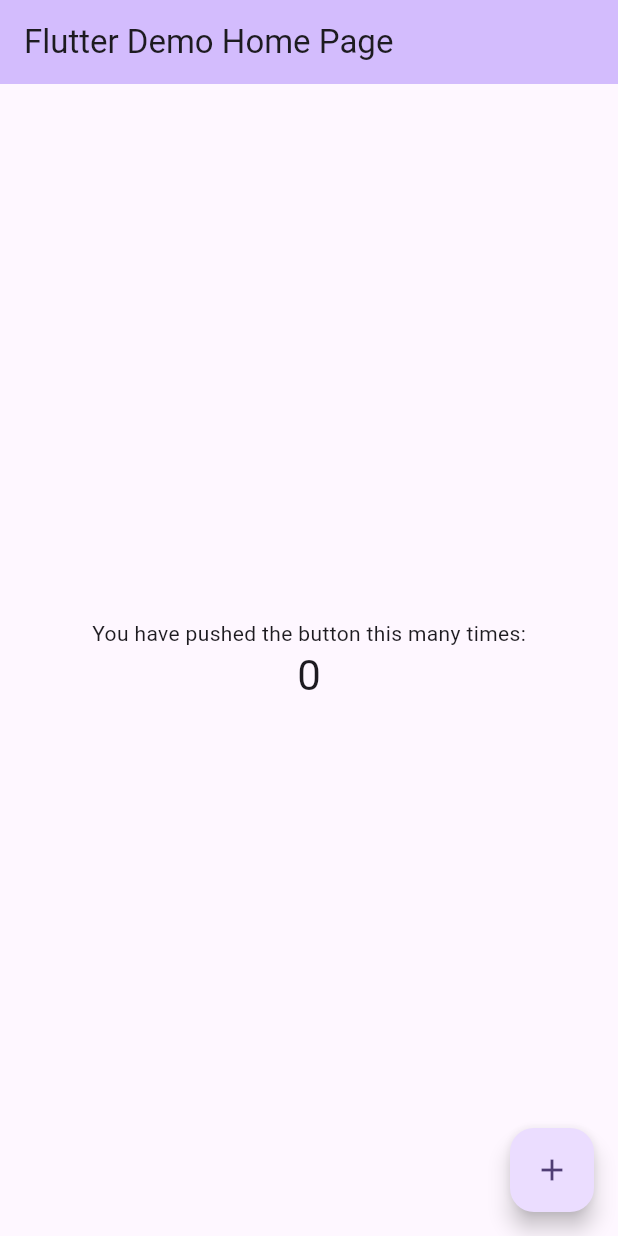
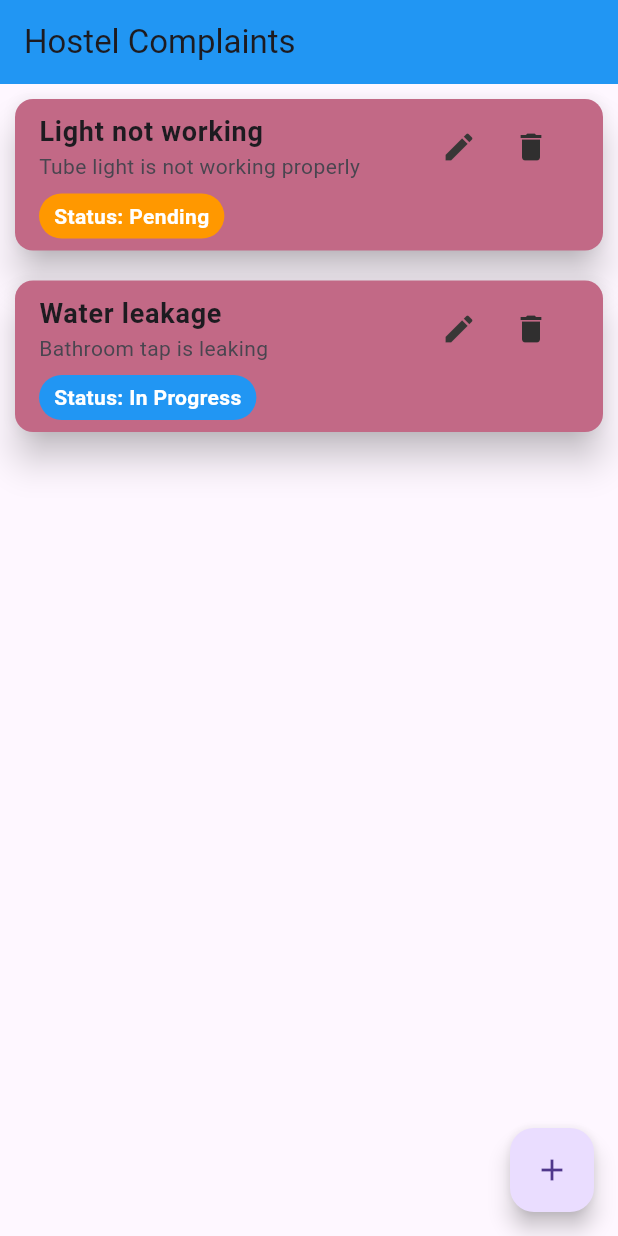
Before and after one commit to yashdipsinhvaghela01/flutter_hostel_issue_ressolution, a Flutter app: the screen it shows after launch, on a phone screen of 412 x 824 dp. Run offline on Flutter 3.47's test engine with Material 3 defaults, Android fonts, the phone set to English and light mode, and no system bars.

Commit message:
llisting added

```diff
--- /dev/null
+++ b/lib/listing.dart
@@ -0,0 +1,357 @@
+import 'package:flutter/material.dart';
+
+void main() {
+  runApp(const HostelApp());
+}
+
+class HostelApp extends StatelessWidget {
+  const HostelApp({super.key});
+
+  @override
+  Widget build(BuildContext context) {
+    return const MaterialApp(
+      home: ComplaintScreen(),
+    );
+  }
+}
+
+class Complaint {
+  String title;
+  String description;
+  String status;
+
+  Complaint({
+    required this.title,
+    required this.description,
+    required this.status,
+  });
+}
+
+class ComplaintScreen extends StatefulWidget {
+  const ComplaintScreen({super.key});
+
+  @override
+  State<ComplaintScreen> createState() => _ComplaintScreenState();
+}
+
+class _ComplaintScreenState extends State<ComplaintScreen> {
+  final List<Complaint> complaints = [
+    Complaint(
+      title: "Light not working",
+      description: "Tube light is not working properly",
+      status: "Pending",
+    ),
+    Complaint(
+      title: "Water leakage",
+      description: "Bathroom tap is leaking",
+      status: "In Progress",
+    ),
+  ];
+
+  // ADD COMPLAINT
+  void addComplaint() {
+    TextEditingController titleController = TextEditingController();
+    TextEditingController descriptionController =
+        TextEditingController();
+
+    String selectedStatus = "Pending";
+
+    showDialog(
+      context: context,
+      builder: (context) {
+        return StatefulBuilder(
+          builder: (context, setDialogState) {
+            return AlertDialog(
+              title: const Text("Add Complaint"),
+              content: SingleChildScrollView(
+                child: Column(
+                  mainAxisSize: MainAxisSize.min,
+                  children: [
+                    TextField(
+                      controller: titleController,
+                      decoration: const InputDecoration(
+                        labelText: "Title",
+                      ),
+                    ),
+
+                    TextField(
+                      controller: descriptionController,
+                      decoration: const InputDecoration(
+                        labelText: "Description",
+                      ),
+                    ),
+
+                    const SizedBox(height: 10),
+
+                    DropdownButtonFormField<String>(
+                      value: selectedStatus,
+                      decoration: const InputDecoration(
+                        labelText: "Status",
+                      ),
+                      items: const [
+                        DropdownMenuItem(
+                          value: "Pending",
+                          child: Text("Pending"),
+                        ),
+                        DropdownMenuItem(
+                          value: "In Progress",
+                          child: Text("In Progress"),
+                        ),
+                        DropdownMenuItem(
+                          value: "Solved",
+                          child: Text("Solved"),
+                        ),
+                      ],
+                      onChanged: (value) {
+                        setDialogState(() {
+                          selectedStatus = value!;
+                        });
+                      },
+                    ),
+                  ],
+                ),
+              ),
+              actions: [
+                TextButton(
+                  onPressed: () {
+                    Navigator.pop(context);
+                  },
+                  child: const Text("Cancel"),
+                ),
+
+                ElevatedButton(
+                  onPressed: () {
+                    setState(() {
+                      complaints.add(
+                        Complaint(
+                          title: titleController.text,
+                          description: descriptionController.text,
+                          status: selectedStatus,
+                        ),
+                      );
+                    });
+
+                    Navigator.pop(context);
+                  },
+                  child: const Text("Add"),
+                ),
+              ],
+            );
+          },
+        );
+      },
+    );
+  }
+
+  void editComplaint(int index) {
+    TextEditingController titleController =
+        TextEditingController(text: complaints[index].title,);
+
+    TextEditingController descriptionController =
+        TextEditingController(
+      text: complaints[index].description,
+    );
+
+    String selectedStatus = complaints[index].status;
+
+    showDialog(
+      context: context,
+      builder: (context) {
+        return StatefulBuilder(
+          builder: (context, setDialogState) {
+            return AlertDialog(
+              title: const Text("Edit Complaint"),
+              content: SingleChildScrollView(
+                child: Column(
+                  mainAxisSize: MainAxisSize.min,
+                  children: [
+                    TextField(
+                      controller: titleController,
+                      decoration: const InputDecoration(
+                        labelText: "Title",
+                      ),
+                    ),
+
+                    TextField(
+                      controller: descriptionController,
+                      decoration: const InputDecoration(
+                        labelText: "Description",
+                      ),
+                    ),
+
+                    const SizedBox(height: 10),
+
+                    DropdownButtonFormField<String>(
+                      decoration: const InputDecoration(
+                        labelText: "Status",
+                      ),
+                      items: const [
+                        DropdownMenuItem(
+                          value: "Pending",
+                          child: Text("Pending"),
+                        ),
+                        DropdownMenuItem(
+                          value: "In Progress",
+                          child: Text("In Progress"),
+                        ),
+                        DropdownMenuItem(
+                          value: "Solved",
+                          child: Text("Solved"),
+                        ),
+                      ],
+                      onChanged: (value) {
+                        setDialogState(() {
+                          selectedStatus = value!;
+                        });
+                      },
+                    ),
+                  ],
+                ),
+              ),
+              actions: [
+                TextButton(
+                  onPressed: () {
+                    Navigator.pop(context);
+                  },
+                  child: const Text("Cancel"),
+                ),
+
+                ElevatedButton(
+                  onPressed: () {
+                    setState(() {
+                      complaints[index].title =
+                          titleController.text;
+
+                      complaints[index].description =
+                          descriptionController.text;
+
+                      complaints[index].status =
+                          selectedStatus;
+                    });
+
+                    Navigator.pop(context);
+                  },
+                  child: const Text("Update"),
+                ),
+              ],
+            );
+          },
+        );
+      },
+    );
+  }
+
+
+  void deleteComplaint(int index) {
+    setState(() {
+      complaints.removeAt(index);
+    });
+  }
+
+  // STATUS COLOR
+  Color getStatusColor(String status) {
+    if (status == "Pending") {
+      return Colors.orange;
+    } else if (status == "In Progress") {
+      return Colors.blue;
+    } else {
+      return Colors.green;
+    }
+  }
+
+  @override
+  Widget build(BuildContext context) {
+    return Scaffold(
+      appBar: AppBar(
+        title: const Text("Hostel Complaints"),
+        backgroundColor: Colors.blue,
+      ),
+
+      floatingActionButton: FloatingActionButton(
+        onPressed: addComplaint,
+        child: const Icon(Icons.add),
+      ),
+
+      body: ListView.builder(
+        itemCount: complaints.length,
+        itemBuilder: (context, index) {
+          final data = complaints[index];
+
+          return Card(
+            color: const Color.fromARGB(255, 194, 105, 134),
+            margin: const EdgeInsets.all(10),
+            elevation: 10,
+            child: ListTile(
+              isThreeLine: true,
+
+              title: Text(
+                data.title,
+                style: const TextStyle(
+                  fontSize: 18,
+                  fontWeight: FontWeight.bold,
+                ),
+              ),
+
+              subtitle: Column(
+                crossAxisAlignment:
+                    CrossAxisAlignment.start,
+                children: [
+                  Text(data.description),
+
+                  const SizedBox(height: 8),
+
+                  Container(
+                    padding: const EdgeInsets.symmetric(
+                      horizontal: 10,
+                      vertical: 5,
+                    ),
+                    decoration: BoxDecoration(
+                      color: getStatusColor(data.status),
+                      borderRadius:
+                          BorderRadius.circular(20),
+                    ),
+                    child: Text(
+
+                      "Status: ${data.status}",
+                      style: const TextStyle(
+                        color: Colors.white,
+                        fontWeight: FontWeight.bold,
+                      ),
+                    ),
+                  ),
+                ],
+              ),
+
+              trailing: Row(
+                mainAxisSize: MainAxisSize.min,
+                children: [
+                  IconButton(
+                    icon: const Icon(
+                      Icons.edit,
+                      color: Color.fromARGB(
+                          255, 56, 55, 54),
+                    ),
+                    onPressed: () {
+                      editComplaint(index);
+                    },
+                  ),
+
+                  IconButton(
+                    icon: const Icon(
+                      Icons.delete,
+                      color: Color.fromARGB(
+                          255, 48, 47, 47),
+                    ),
+                    onPressed: () {
+                      deleteComplaint(index);
+                    },
+                  ),
+                ],
+              ),
+            ),
+          );
+        },
+      ),
+    );
+  }
+}
--- a/lib/main.dart
+++ b/lib/main.dart
@@ -1,100 +1,6 @@
 import 'package:flutter/material.dart';
+import 'package:flutter_hostel_issue_resolution/listing.dart';
 
 void main() {
-  runApp(const MyApp());
+  runApp(const HostelApp());
 }
-
-class MyApp extends StatelessWidget {
-  const MyApp({super.key});
-
-  @override
-  Widget build(BuildContext context) {
-    return MaterialApp(
-      title: 'Flutter Demo',
-      theme: ThemeData(
-
-        colorScheme: .fromSeed(seedColor: Colors.deepPurple),
-      ),
-      home: const MyHomePage(title: 'Flutter Demo Home Page'),
-    );
-  }
-}
-
-class MyHomePage extends StatefulWidget {
-  const MyHomePage({super.key, required this.title});
-
-
-
-  final String title;
-
-  @override
-  State<MyHomePage> createState() => _MyHomePageState();
-}
-
-class _MyHomePageState extends State<MyHomePage> {
-  int _counter = 0;
-
-  void _incrementCounter() {
-    setState(() {
-      // This call to setState tells the Flutter framework that something has
-      // changed in this State, which causes it to rerun the build method below
-      // so that the display can reflect the updated values. If we changed
-      // _counter without calling setState(), then the build method would not be
-      // called again, and so nothing would appear to happen.
-      _counter++;
-    });
-  }
-
-  @override
-  Widget build(BuildContext context) {
-    // This method is rerun every time setState is called, for instance as done
-    // by the _incrementCounter method above.
-    //
-    // The Flutter framework has been optimized to make rerunning build methods
-    // fast, so that you can just rebuild anything that needs updating rather
-    // than having to individually change instances of widgets.
-    return Scaffold(
-      appBar: AppBar(
-        // TRY THIS: Try changing the color here to a specific color (to
-        // Colors.amber, perhaps?) and trigger a hot reload to see the AppBar
-        // change color while the other colors stay the same.
-        backgroundColor: Theme.of(context).colorScheme.inversePrimary,
-        // Here we take the value from the MyHomePage object that was created by
-        // the App.build method, and use it to set our appbar title.
-        title: Text(widget.title),
-      ),
-      body: Center(
-        // Center is a layout widget. It takes a single child and positions it
-        // in the middle of the parent.
-        child: Column(
-          // Column is also a layout widget. It takes a list of children and
-          // arranges them vertically. By default, it sizes itself to fit its
-          // children horizontally, and tries to be as tall as its parent.
-          //
-          // Column has various properties to control how it sizes itself and
-          // how it positions its children. Here we use mainAxisAlignment to
-          // center the children vertically; the main axis here is the vertical
-          // axis because Columns are vertical (the cross axis would be
-          // horizontal).
-          //
-          // TRY THIS: Invoke "debug painting" (choose the "Toggle Debug Paint"
-          // action in the IDE, or press "p" in the console), to see the
-          // wireframe for each widget.
-          mainAxisAlignment: .center,
-          children: [
-            const Text('You have pushed the button this many times:'),
-            Text(
-              '$_counter',
-              style: Theme.of(context).textTheme.headlineMedium,
-            ),
-          ],
-        ),
-      ),
-      floatingActionButton: FloatingActionButton(
-        onPressed: _incrementCounter,
-        tooltip: 'Increment',
-        child: const Icon(Icons.add),
-      ),
-    );
-  }
-}
```
